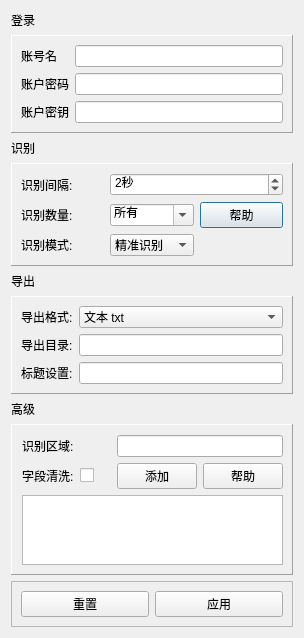
The window that ui/advanced.ui (fffoobibi/pyqt_ocr) describes before a commit, drawn with Qt 5.
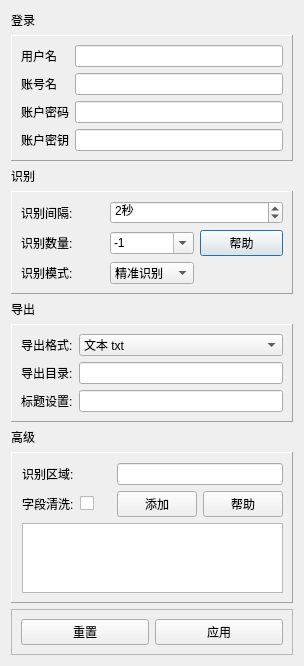
The same window after the commit.

```diff
--- a/ui/advanced.ui
+++ b/ui/advanced.ui
@@ -42,40 +42,50 @@
       <enum>QFrame::Raised</enum>
      </property>
      <layout class="QFormLayout" name="formLayout">
-      <item row="0" column="0">
+      <item row="1" column="0">
        <widget class="QLabel" name="login_label_id">
         <property name="text">
          <string>账号名</string>
         </property>
        </widget>
       </item>
-      <item row="0" column="1">
+      <item row="1" column="1">
        <widget class="QLineEdit" name="login_lineEdit_id"/>
       </item>
-      <item row="1" column="0">
+      <item row="2" column="0">
        <widget class="QLabel" name="login_label_key">
         <property name="text">
          <string>账户密码</string>
         </property>
        </widget>
       </item>
-      <item row="1" column="1">
+      <item row="2" column="1">
        <widget class="QLineEdit" name="login_lineEdit_key"/>
       </item>
-      <item row="2" column="0">
+      <item row="3" column="0">
        <widget class="QLabel" name="login_label_secret">
         <property name="text">
          <string>账户密钥</string>
         </property>
        </widget>
       </item>
-      <item row="2" column="1">
+      <item row="3" column="1">
        <widget class="QLineEdit" name="login_lineEdit_secret">
         <property name="echoMode">
          <enum>QLineEdit::Password</enum>
         </property>
        </widget>
       </item>
+      <item row="0" column="0">
+       <widget class="QLabel" name="label">
+        <property name="text">
+         <string>用户名</string>
+        </property>
+       </widget>
+      </item>
+      <item row="0" column="1">
+       <widget class="QLineEdit" name="lineEdit"/>
+      </item>
      </layout>
     </widget>
    </item>
@@ -133,7 +143,7 @@
         </property>
         <item>
          <property name="text">
-          <string>所有</string>
+          <string>-1</string>
          </property>
         </item>
         <item>
```
Left out of the diff: 15 changed lines with no effect on the pictures.
